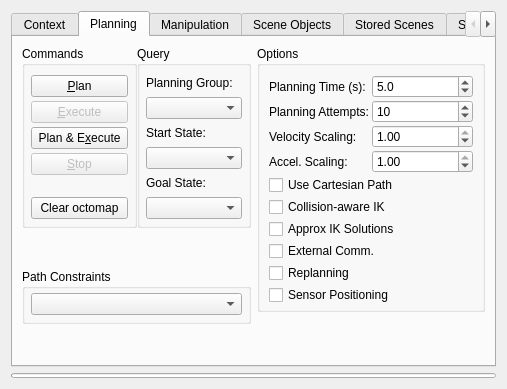
The window that moveit_ros/visualization/motion_planning_rviz_plugin/src/ui/motion_planning_rviz_plugin_frame.ui (moveit/moveit) describes before a commit, drawn with Qt 5.
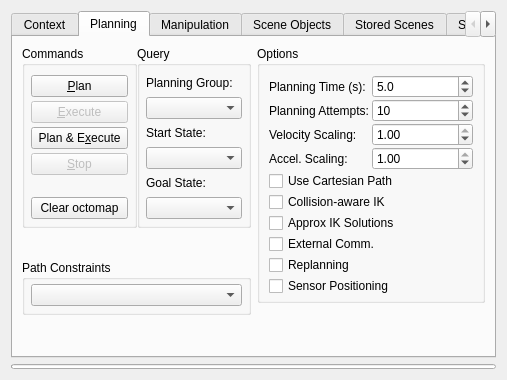
The same window after the commit. The open tabs and pages were chosen to show the change. Icons and pictures are not drawn. Custom widgets are drawn as their Qt base class.

Commit message: Tighten spacings

The edit to the form file:
```diff
--- a/moveit_ros/visualization/motion_planning_rviz_plugin/src/ui/motion_planning_rviz_plugin_frame.ui
+++ b/moveit_ros/visualization/motion_planning_rviz_plugin/src/ui/motion_planning_rviz_plugin_frame.ui
@@ -7,7 +7,7 @@
     <x>0</x>
     <y>0</y>
     <width>507</width>
-    <height>389</height>
+    <height>380</height>
    </rect>
   </property>
   <property name="windowTitle">
@@ -526,7 +526,7 @@
            <property name="sizeHint" stdset="0">
             <size>
              <width>20</width>
-             <height>41</height>
+             <height>32</height>
             </size>
            </property>
           </spacer>
@@ -586,7 +586,7 @@
            </property>
            <layout class="QVBoxLayout" name="verticalLayout_10">
             <property name="spacing">
-             <number>2</number>
+             <number>1</number>
             </property>
             <property name="bottomMargin">
              <number>4</number>
```
Left out of the diff: 2 changed lines with no effect on the pictures.
